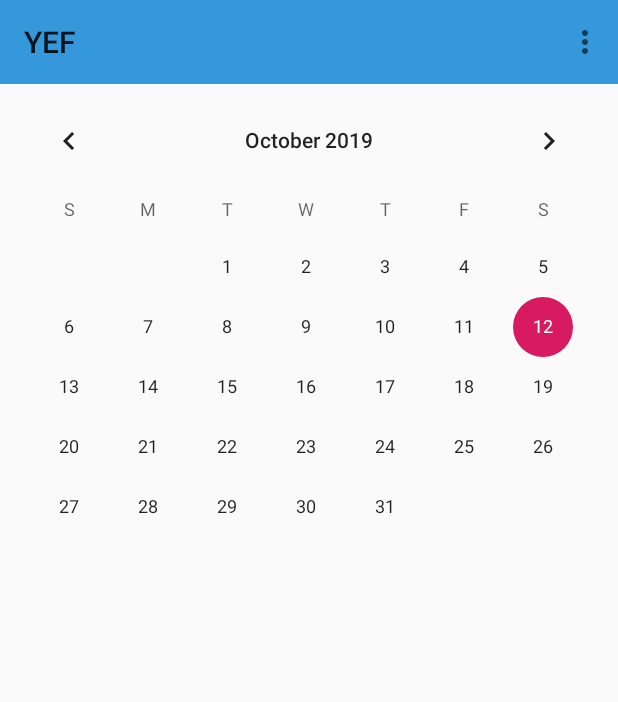
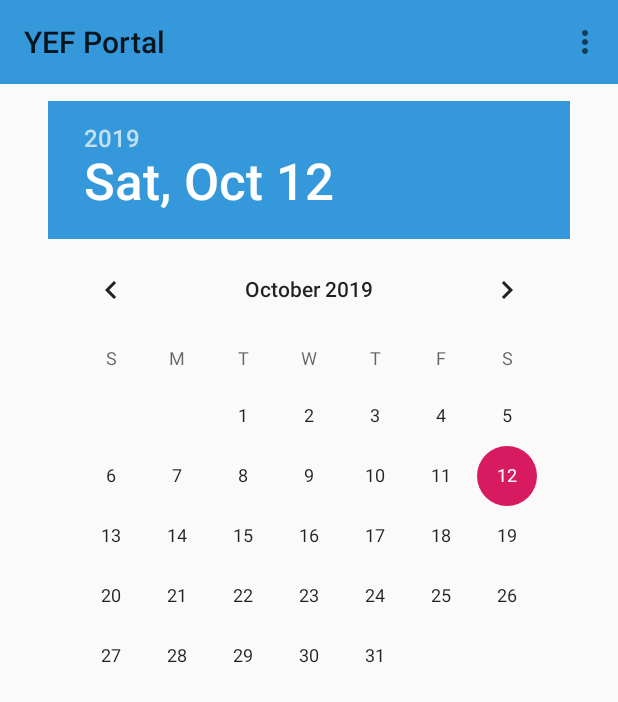
Before and after one commit to dsarkar99/yef-android-app, an Android app: the screen it shows after launch (MainActivity), on a phone screen of 412 x 824 dp. Shown: the top 702 px of the screen. Run offline under Robolectric (Android 15) with nearby library versions, the phone set to English and light mode, and no system bars.

Commit message:
1.Corrected Something

```diff
--- a/app/build.gradle
+++ b/app/build.gradle
@@ -36,6 +36,4 @@ dependencies {
     androidTestImplementation 'com.android.support.test:runner:1.0.2'
     androidTestImplementation 'com.android.support.test.espresso:espresso-core:3.0.2'
     annotationProcessor 'com.github.bumptech.glide:compiler:4.4.0'
-
-
 }
--- a/app/src/main/AndroidManifest.xml
+++ b/app/src/main/AndroidManifest.xml
@@ -31,7 +31,6 @@
         </activity>
 
       <activity android:name=".AdminLogin"></activity>
-        <activity android:name=".Event_details"></activity>
 
     </application>
 
--- a/app/src/main/java/com/example/yef/Event_details.java
+++ /dev/null
@@ -1,13 +0,0 @@
-package com.example.yef;
-
-import android.support.v7.app.AppCompatActivity;
-import android.os.Bundle;
-
-public class Event_details extends AppCompatActivity {
-
-    @Override
-    protected void onCreate(Bundle savedInstanceState) {
-        super.onCreate(savedInstanceState);
-        setContentView(R.layout.event_deatil);
-    }
-}
--- a/app/src/main/java/com/example/yef/MainActivity.java
+++ b/app/src/main/java/com/example/yef/MainActivity.java
@@ -1,12 +1,19 @@
 package com.example.yef;
 
+import android.graphics.Color;
+import android.os.Build;
 import android.support.v7.app.AppCompatActivity;
 import android.os.Bundle;
 import android.support.v7.widget.Toolbar;
 import android.view.Menu;
 import android.view.MenuItem;
 
+import android.view.View;
+import android.view.animation.Animation;
+import android.view.animation.AnimationUtils;
 import android.widget.Toast;
+
+import java.util.Objects;
 
 public class MainActivity extends AppCompatActivity {
 
@@ -19,6 +26,10 @@ public class MainActivity extends AppCompatActivity {
         Toolbar toolbar = (Toolbar) findViewById(R.id.toolbar);
         setSupportActionBar(toolbar);
         toolbar.setTitle(getResources().getString(R.string.app_name));
+
+        Animation anim = AnimationUtils.loadAnimation(MainActivity.this, R.anim.slide_downtool);
+        toolbar.setAnimation(anim);
+        whiteNotificationBar(toolbar);
 
 /*        menu.setOnClickListener(new View.OnClickListener() {
             @Override
@@ -52,6 +63,15 @@ public class MainActivity extends AppCompatActivity {
 //        Function to get to home page activity on title text click
     }*/
 
+    private void whiteNotificationBar(View view) {
+        if (Build.VERSION.SDK_INT >= Build.VERSION_CODES.M) {
+            int flags = view.getSystemUiVisibility();
+            flags |= View.SYSTEM_UI_FLAG_LIGHT_STATUS_BAR;
+            view.setSystemUiVisibility(flags);
+            Objects.requireNonNull(this).getWindow().setStatusBarColor(Color.WHITE);
+        }
+    }
+
     @Override
     public boolean onCreateOptionsMenu(Menu menu) {
         // Inflate the menu; this adds items to the action bar if it is present.
--- a/app/src/main/res/layout/activity_main.xml
+++ b/app/src/main/res/layout/activity_main.xml
@@ -4,26 +4,47 @@
     xmlns:tools="http://schemas.android.com/tools"
     android:id="@+id/constraintlayoutroot"
     android:layout_width="match_parent"
-    android:layout_height="wrap_content">
+    android:layout_height="match_parent">
 
     <android.support.v7.widget.Toolbar
         android:id="@+id/toolbar"
         android:layout_width="match_parent"
         android:layout_height="?attr/actionBarSize"
-        android:background="#3498DB"
+        android:background="?attr/colorPrimaryDark"
         tools:ignore="MissingConstraints" />
 
-    <LinearLayout
-        android:layout_marginTop="60dp"
+
+
+    <ScrollView
         android:layout_width="match_parent"
-        android:layout_height="wrap_content">
+        android:layout_height="match_parent"
+        android:layout_below="@id/datePicker">
 
-        <CalendarView
+        <android.support.v7.widget.RecyclerView
+            android:id="@+id/recycler"
             android:layout_width="match_parent"
-            android:layout_height="wrap_content">
+            android:layout_height="wrap_content"
 
-        </CalendarView>
+            android:layout_marginTop="10dp">
+        </android.support.v7.widget.RecyclerView>
 
-    </LinearLayout>
+    </ScrollView>
+
+    <DatePicker
+        android:id="@+id/datePicker"
+        android:layout_width="wrap_content"
+        android:layout_height="wrap_content"
+        android:layout_below="@id/toolbar"
+        android:layout_alignParentStart="true"
+        android:layout_alignParentLeft="true"
+        android:layout_alignParentEnd="true"
+        android:layout_alignParentRight="true"
+        android:layout_centerVertical="true"
+        android:layout_marginStart="32dp"
+        android:layout_marginLeft="32dp"
+        android:layout_marginTop="11dp"
+        android:layout_marginEnd="30dp"
+        android:layout_marginRight="30dp"
+        android:headerBackground="#3498DB" />
 
 </RelativeLayout>
--- a/app/src/main/res/layout/event_deatil.xml
+++ /dev/null
@@ -1,8 +0,0 @@
-<?xml version="1.0" encoding="utf-8"?>
-<android.support.constraint.ConstraintLayout xmlns:android="http://schemas.android.com/apk/res/android"
-    xmlns:tools="http://schemas.android.com/tools"
-    android:layout_width="match_parent"
-    android:layout_height="match_parent"
-    tools:context=".Event_details">
-
-</android.support.constraint.ConstraintLayout>
--- a/app/src/main/res/values/strings.xml
+++ b/app/src/main/res/values/strings.xml
@@ -1,5 +1,5 @@
 <resources>
-    <string name="app_name">YEF</string>
+    <string name="app_name">YEF Portal</string>
     <string name="yef_txt">YEF Home</string>
     <string name="menu_display">Menu Display</string>
     <string name="admin_login">Admin Login</string>
--- a/build.gradle
+++ b/build.gradle
@@ -7,7 +7,7 @@ buildscript {
 
     }
     dependencies {
-        classpath 'com.android.tools.build:gradle:3.5.1'
+        classpath 'com.android.tools.build:gradle:3.4.2'
 
         // NOTE: Do not place your application dependencies here; they belong
         // in the individual module build.gradle files
```
